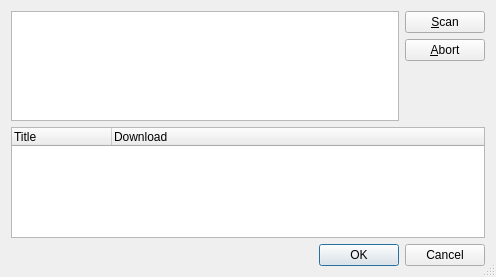
Above: rc/scandlg.ui from guendto/abby before the change. Below: the same form after it.
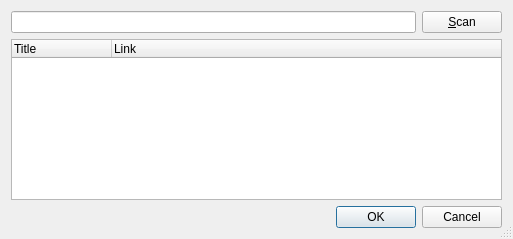
That is the form after the change. Icons and pictures are not drawn.

What changed in the file:
```diff
--- a/rc/scandlg.ui
+++ b/rc/scandlg.ui
@@ -8,8 +8,8 @@
    <rect>
     <x>0</x>
     <y>0</y>
-    <width>496</width>
-    <height>277</height>
+    <width>513</width>
+    <height>239</height>
    </rect>
   </property>
   <property name="windowTitle" >
@@ -22,12 +22,10 @@
    <item row="0" column="0" >
     <layout class="QHBoxLayout" name="horizontalLayout" >
      <item>
-      <widget class="QTextEdit" name="textEdit" />
+      <widget class="QLineEdit" name="linkEdit" />
      </item>
      <item>
-      <layout class="QVBoxLayout" name="verticalLayout" >
-       <item>
-        <widget class="QPushButton" name="pushButton" >
+      <widget class="QPushButton" name="scanButton" >
          <property name="text" >
           <string>&amp;Scan</string>
          </property>
@@ -42,38 +40,6 @@
           </size>
          </property>
         </widget>
-       </item>
-       <item>
-        <widget class="QPushButton" name="pushButton_2" >
-         <property name="text" >
-          <string>&amp;Abort</string>
-         </property>
-         <property name="icon" >
-          <iconset resource="abby.qrc" >
-           <normaloff>:/process-stop.png</normaloff>:/process-stop.png</iconset>
-         </property>
-         <property name="iconSize" >
-          <size>
-           <width>16</width>
-           <height>16</height>
-          </size>
-         </property>
-        </widget>
-       </item>
-       <item>
-        <spacer name="verticalSpacer" >
-         <property name="orientation" >
-          <enum>Qt::Vertical</enum>
-         </property>
-         <property name="sizeHint" stdset="0" >
-          <size>
-           <width>20</width>
-           <height>40</height>
-          </size>
-         </property>
-        </spacer>
-       </item>
-      </layout>
      </item>
     </layout>
    </item>
@@ -86,7 +52,7 @@
      </column>
      <column>
       <property name="text" >
-       <string>Download</string>
+       <string>Link</string>
       </property>
      </column>
     </widget>
```
Left out of the diff: 43 changed lines with no effect on the pictures. Lines whose indentation alone changed are shown as unchanged.
